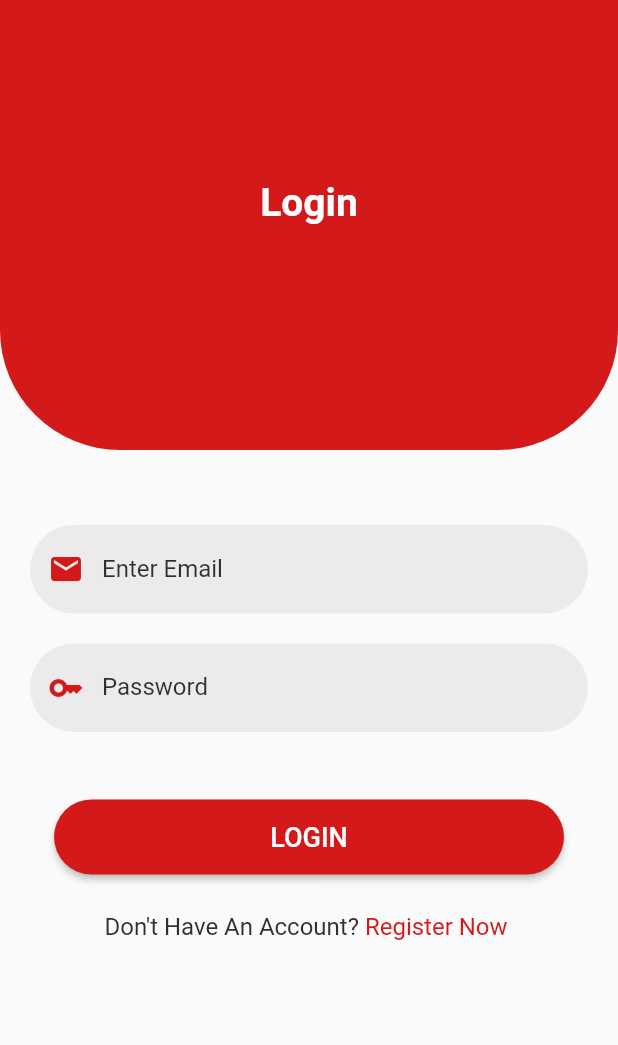
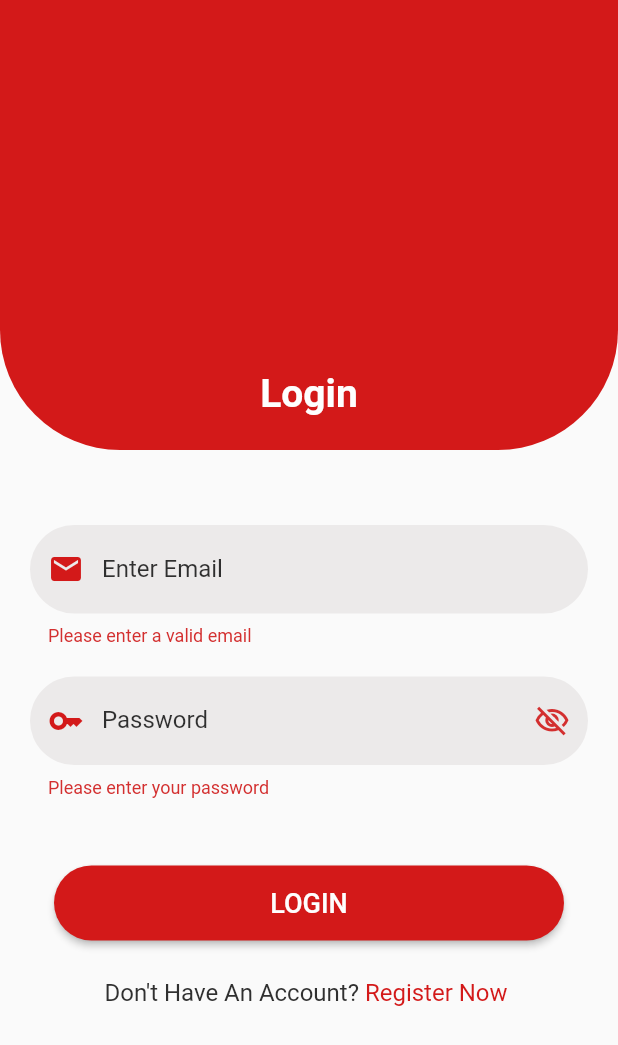
Before and after one commit to Ange-Carine/Emergency_app, a Flutter app: the screen it shows after launch, after a tap on "LOGIN", on a phone screen of 412 x 824 dp. Shown: the top 1045 px of the screen. Run offline on Flutter 3.47's test engine with Material 2 defaults, Android fonts, the phone set to English and light mode, and no system bars.

Commit message:
login, signup updates

```diff
--- a/authentication/lib/Common_widgets/textfield.dart
+++ b/authentication/lib/Common_widgets/textfield.dart
@@ -4,18 +4,21 @@ Widget reusableTextField(
   {String? labelText,
   String? hintText,
   bool? isPaswordType,
+  // bool? obscureText,
   TextInputType? keyboardType,
   IconButton? suffixIcon,
   Widget? prefixIcon,
+  String? Function(String?)? validator,
   TextEditingController? controller}
 ) {
-  return TextField(
+  return TextFormField(
     controller: controller,
     obscureText: isPaswordType!,
-    enableSuggestions: !isPaswordType,
-    autocorrect: !isPaswordType,
+    // enableSuggestions: !isPaswordType,
+    // autocorrect: !isPaswordType,
     cursorColor: Colors.black,
     keyboardType: keyboardType,
+    validator: validator,
     style: TextStyle(color: Colors.black.withOpacity(0.9)),
     decoration: InputDecoration(
       prefixIcon: prefixIcon,
@@ -26,12 +29,16 @@ Widget reusableTextField(
       filled: true,
       floatingLabelBehavior: FloatingLabelBehavior.never,
       fillColor: const Color(0xffECEAEA),
-      enabledBorder: OutlineInputBorder(
-          borderRadius: BorderRadius.circular(30.0),
-          borderSide: const BorderSide(width: 0, style: BorderStyle.none)),
-      focusedBorder: OutlineInputBorder(
-          borderRadius: BorderRadius.circular(30.0),
-          borderSide: const BorderSide(width: 0, style: BorderStyle.none)),
+      border: OutlineInputBorder(
+        borderSide: BorderSide.none,
+        borderRadius: BorderRadius.circular(30.0),
+      ),
+      // enabledBorder: OutlineInputBorder(
+      //     borderRadius: BorderRadius.circular(30.0),
+      //     borderSide: const BorderSide(width: 0, style: BorderStyle.none)),
+      // focusedBorder: OutlineInputBorder(
+      //     borderRadius: BorderRadius.circular(30.0),
+      //     borderSide: const BorderSide(width: 0, style: BorderStyle.none)),
     ),
   );
 }
--- a/authentication/lib/login_screen.dart
+++ b/authentication/lib/login_screen.dart
@@ -12,10 +12,13 @@ class LoginScreen extends StatefulWidget {
 }
 
 class _LoginScreenState extends State<LoginScreen> {
-  final TextEditingController _passwordTextController = TextEditingController();
-  final TextEditingController _emailTextController = TextEditingController();
+  // final TextEditingController _passwordTextController = TextEditingController();
+  // final TextEditingController _emailTextController = TextEditingController();
+  final _formfield = GlobalKey<FormState>();
+  final _emailController = TextEditingController();
+  final _passwordController = TextEditingController();
 
-  final _formKey = GlobalKey<FormState>();
+  bool _obscureText = true;
 
   @override
   Widget build(BuildContext context) {
@@ -34,9 +37,10 @@ class _LoginScreenState extends State<LoginScreen> {
                     borderRadius: BorderRadius.only(
                         bottomLeft: Radius.circular(80.0),
                         bottomRight: Radius.circular(80.0))),
-                child: const Padding(
-                  padding: EdgeInsets.symmetric(vertical: 120),
-                  child: Text(
+                child: Padding(
+                  padding: EdgeInsets.only(
+                      top: MediaQuery.of(context).size.height * 0.3),
+                  child: const Text(
                     'Login',
                     style: TextStyle(
                         color: Color(0xfffefefe),
@@ -50,11 +54,11 @@ class _LoginScreenState extends State<LoginScreen> {
                 padding:
                     const EdgeInsets.symmetric(horizontal: 20, vertical: 50),
                 child: Form(
-                  key: _formKey,
+                  key: _formfield,
                   child: Column(
                     children: [
                       reusableTextField(
-                        controller: _emailTextController,
+                        controller: _emailController,
                         labelText: 'Enter Email',
                         hintText: 'Enter Email',
                         isPaswordType: false,
@@ -63,18 +67,42 @@ class _LoginScreenState extends State<LoginScreen> {
                           Icons.email,
                           color: Color(0xffD31919),
                         ),
+                        validator: (value) {
+                          if (value!.isEmpty || !value.contains('@')) {
+                            return 'Please enter a valid email';
+                          }
+                          return null;
+                        },
                       ),
                       const SizedBox(
                         height: 20,
                       ),
                       reusableTextField(
-                        controller: _passwordTextController,
+                        controller: _passwordController,
                         labelText: 'Password',
                         hintText: 'Password',
-                        isPaswordType: true,
+                        validator: (value) {
+                            if (value!.isEmpty) {
+                              return 'Please enter your password';
+                            }
+                            return null;
+                          },
+                        isPaswordType: _obscureText,
                         prefixIcon: const Icon(
                           Icons.key,
                           color: Color(0xffD31919),
+                        ),
+                        suffixIcon: IconButton(
+                          onPressed: () {
+                            setState(() {
+                              _obscureText = !_obscureText;
+                            });
+                          },
+                          icon: Icon(
+                            _obscureText
+                                ? Icons.visibility_off_outlined
+                                : Icons.visibility_outlined,
+                          ),
                         ),
                       ),
                       const SizedBox(
@@ -86,7 +114,12 @@ class _LoginScreenState extends State<LoginScreen> {
                         text: 'LOGIN',
                         textColor: const Color(0xfffefefe),
                         backgroundColor: const Color(0xffD31919),
-                        onPressed: () {},
+                        onPressed: () {
+                          if (_formfield.currentState!.validate()) {
+                            _emailController.text.trim();
+                            _passwordController.text.trim();
+                          }
+                        },
                       ),
                       const SizedBox(
                         height: 5,
@@ -94,22 +127,21 @@ class _LoginScreenState extends State<LoginScreen> {
                       Text.rich(
                         TextSpan(
                           text: "Don't Have An Account?",
-                          style: TextStyle(fontSize: 16, color: Colors.grey[850]),
+                          style:
+                              TextStyle(fontSize: 16, color: Colors.grey[850]),
                           children: <TextSpan>[
                             TextSpan(
                                 text: " Register Now ",
                                 style: const TextStyle(
                                     fontSize: 16, color: Color(0xffD31919)),
                                 recognizer: TapGestureRecognizer()
-                                ..onTap =() {
-                                  Navigator.of(context).pushNamed('/register');
-                                }
-
-                            ),
+                                  ..onTap = () {
+                                    Navigator.of(context)
+                                        .pushNamed('/register');
+                                  }),
                           ],
                         ),
                       ),
-
                     ],
                   ),
                 ),
```
Also changed, not shown: authentication/lib/signup_screen.dart (+36 -24 lines).
